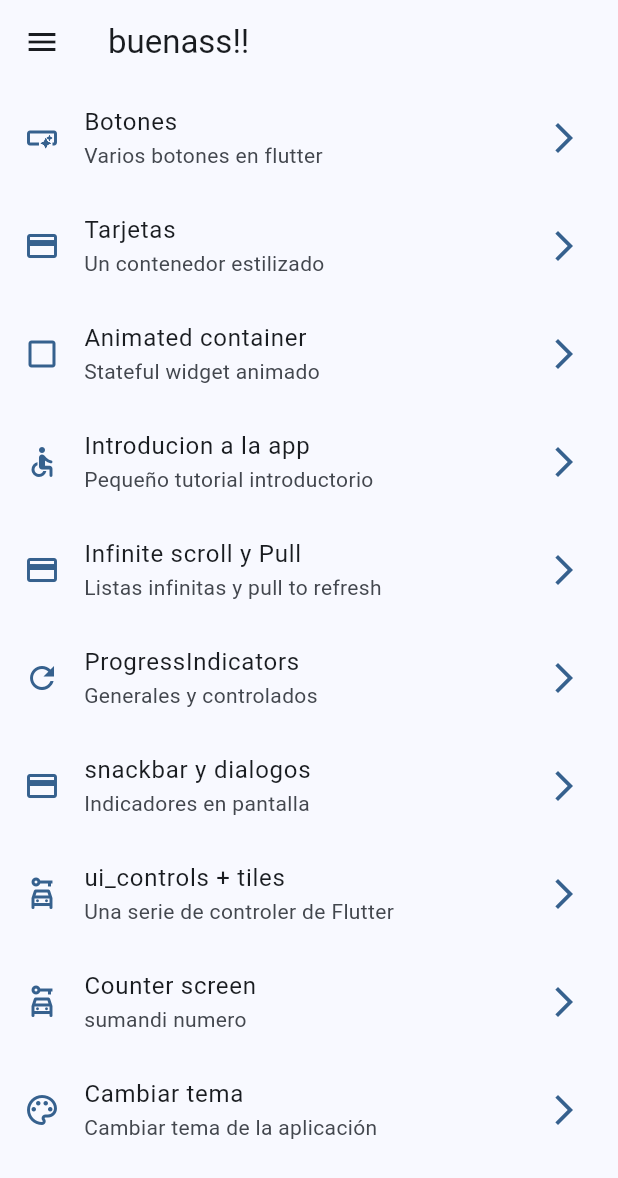
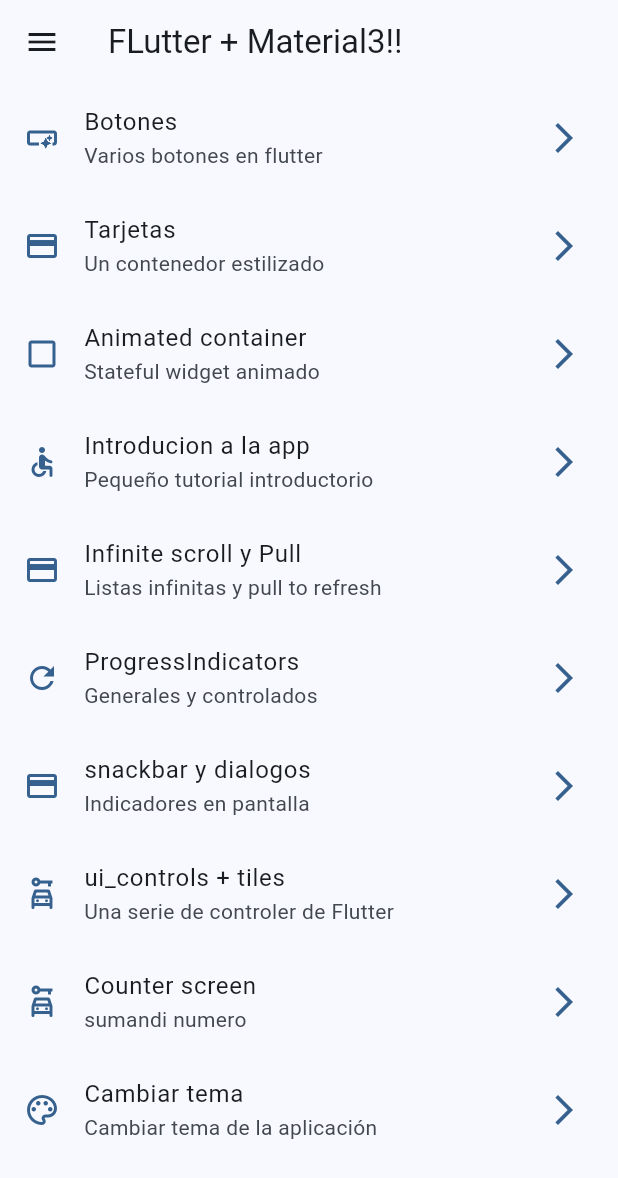
Before and after one commit to Mariana-Usuga/widgets_app, a Flutter app: the screen it shows after launch, on a phone screen of 412 x 824 dp. Shown: the top 1178 px of the screen. Run offline on Flutter 3.47's test engine with Material 2 defaults, Android fonts, the phone set to English and light mode, and no system bars; our stand-ins replace animate_do, flutter_riverpod, go_router.

Commit message:
statenotifier implemented

```diff
--- a/lib/config/theme/app_theme.dart
+++ b/lib/config/theme/app_theme.dart
@@ -28,4 +28,9 @@ class AppTheme {
       appBarTheme: const AppBarTheme(
         centerTitle: false,
       ));
+
+  AppTheme copyWith({int? selectedColor, bool? isDarkMode}) => AppTheme(
+        selectedColor: selectedColor ?? this.selectedColor,
+        isDarkMode: isDarkMode ?? this.isDarkMode,
+      );
 }
--- a/lib/main.dart
+++ b/lib/main.dart
@@ -13,14 +13,15 @@ class MainApp extends ConsumerWidget {
 
   @override
   Widget build(BuildContext context, WidgetRef ref) {
-    final int value = ref.watch(selectedColorProvider);
-    final bool isDarkMode = ref.watch(isDarkmodeProvider);
+    //final int value = ref.watch(selectedColorProvider);
+    //final bool isDarkMode = ref.watch(isDarkmodeProvider);
+    final AppTheme appTheme = ref.watch(themeNotifierProvider);
 
     return MaterialApp.router(
       title: 'Flutter Widgets',
       routerConfig: appRouter,
       debugShowCheckedModeBanner: false,
-      theme: AppTheme(selectedColor: value, isDarkMode: isDarkMode).getTheme(),
+      theme: appTheme.getTheme(),
       //home: HomeScreen(),
       /*routes: {
         '/buttons': (context) => ButtonsScreen(),
--- a/lib/presentation/provider/theme_provider.dart
+++ b/lib/presentation/provider/theme_provider.dart
@@ -5,4 +5,22 @@ final isDarkmodeProvider = StateProvider<bool>((ref) => false);
 
 final colorListProvider = Provider((ref) => colorList);
 
-final selectedColorProvider = StateProvider((ref) => 0);
+//final selectedColorProvider = StateProvider((ref) => 0);
+
+final themeNotifierProvider = StateNotifierProvider<ThemeNotifier, AppTheme>(
+  (ref) => ThemeNotifier(),
+);
+
+// Controller o Notifier
+class ThemeNotifier extends StateNotifier<AppTheme> {
+  // STATE = Estado = new AppTheme();
+  ThemeNotifier() : super(AppTheme());
+
+  void toggleDarkmode() {
+    state = state.copyWith(isDarkMode: !state.isDarkMode);
+  }
+
+  void changeColorIndex(index) {
+    state = state.copyWith(selectedColor: index);
+  }
+}
--- a/lib/presentation/screens/home/home_screen.dart
+++ b/lib/presentation/screens/home/home_screen.dart
@@ -14,7 +14,7 @@ class HomeScreen extends StatelessWidget {
     return Scaffold(
         key: scaffoldKey,
         appBar: AppBar(
-          title: const Text('buenass!!'),
+          title: const Text('FLutter + Material3!!'),
         ),
         body: const _HomeView(),
         drawer: SideMenu(scaffoldKey: scaffoldKey));
```
Also changed, not shown: lib/presentation/screens/theme-changer/theme_changer_screen.dart (+7 -4 lines).
